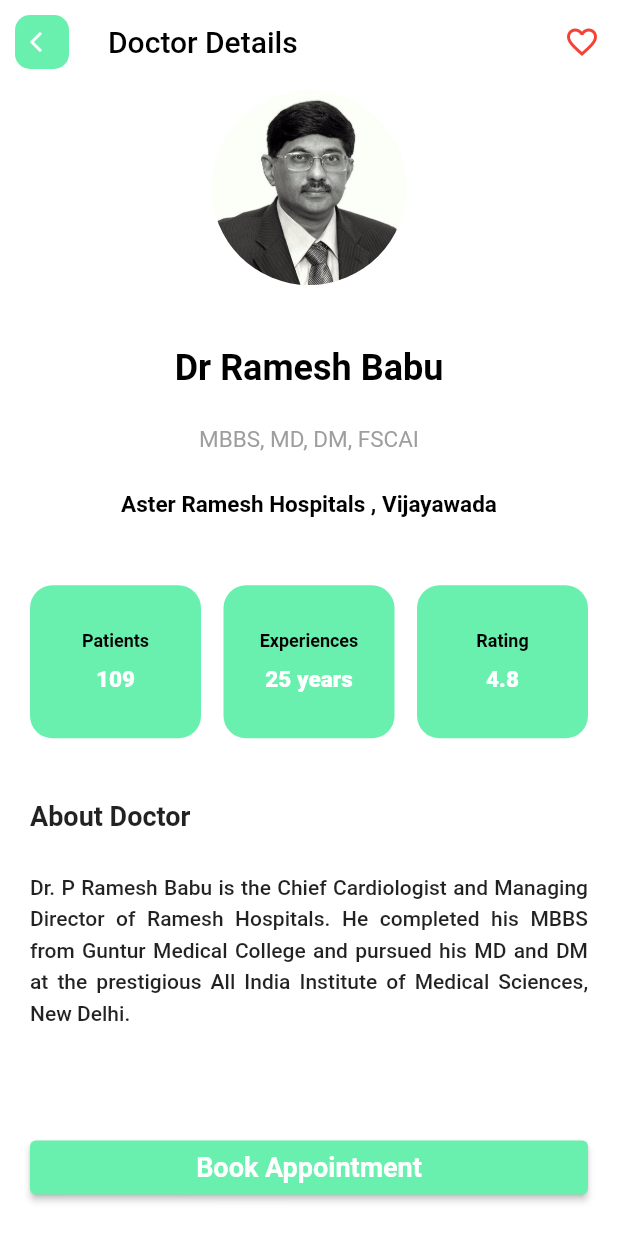
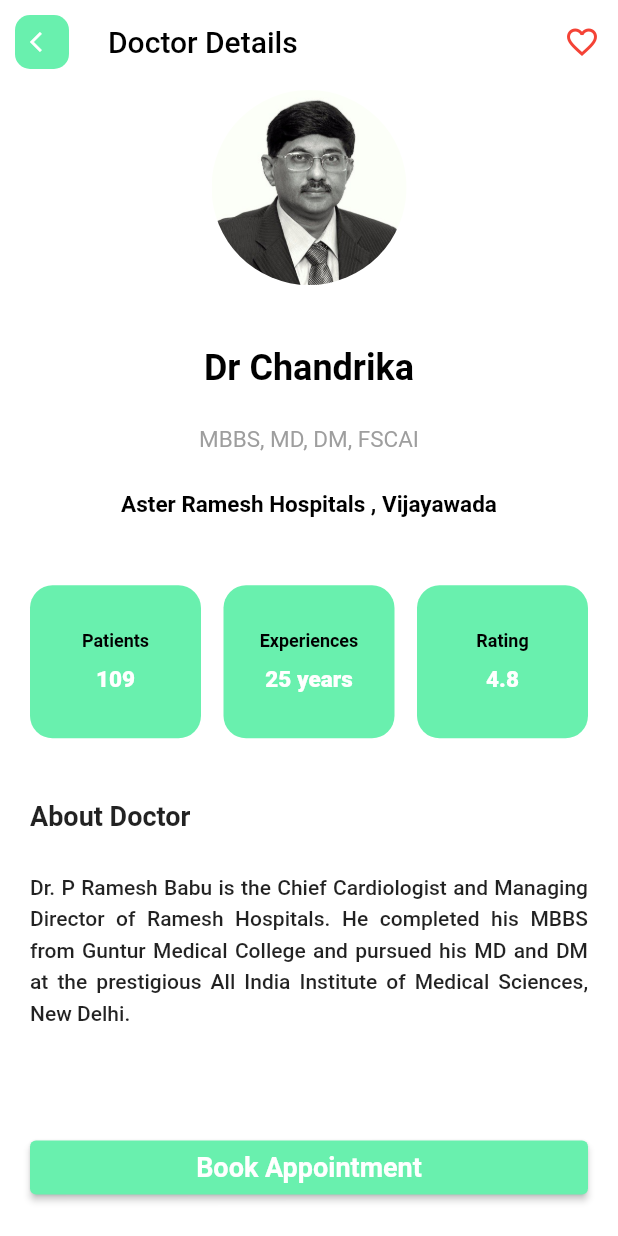
Before and after one commit to Chava-Sai/ayurveda-test, a Flutter app: the DoctorDetails screen opened by its route, on a phone screen of 412 x 824 dp. Run offline on Flutter 3.47's test engine with Material 2 defaults, Android fonts, the light colour scheme and no system bars; our stand-ins replace dio, font_awesome_flutter, lottie, shared_preferences, table_calendar; accounts and stored records are empty.

Commit message:
changed doctor name

```diff
--- a/lib/screens/dotor_details.dart
+++ b/lib/screens/dotor_details.dart
@@ -72,7 +72,7 @@ class AboutDoctor extends StatelessWidget {
           ),
           Config.spaceMedium,
           const Text(
-            'Dr Ramesh Babu',
+            'Dr Chandrika',
             style: TextStyle(
                 color: Colors.black,
                 fontSize: 24.0,
```
Also changed, not shown: pubspec.lock.
